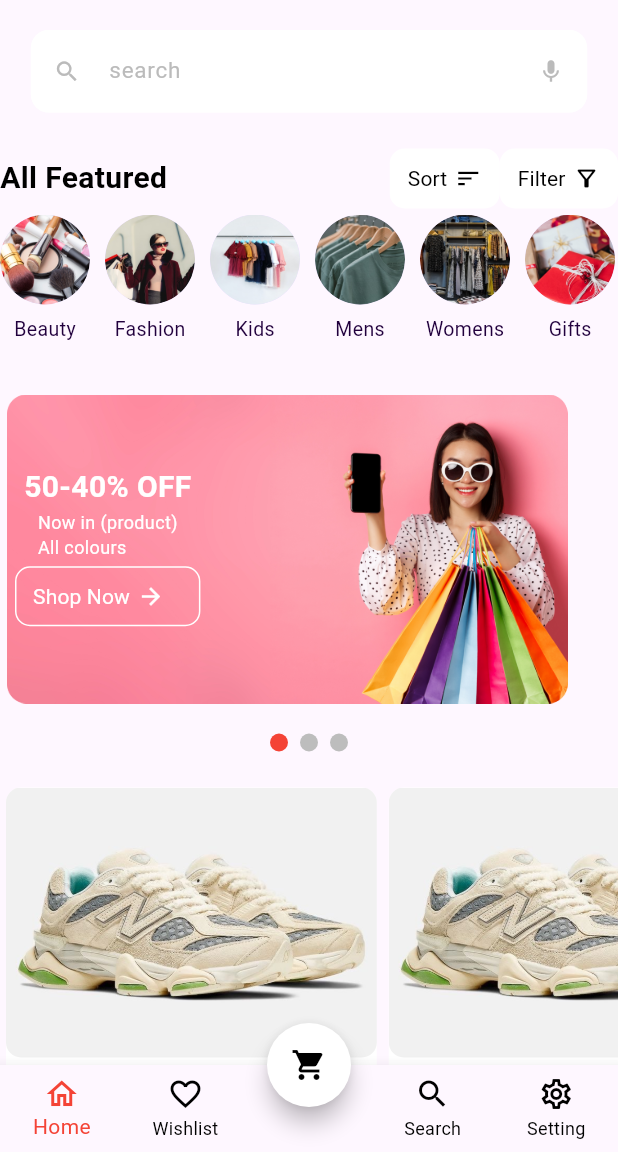
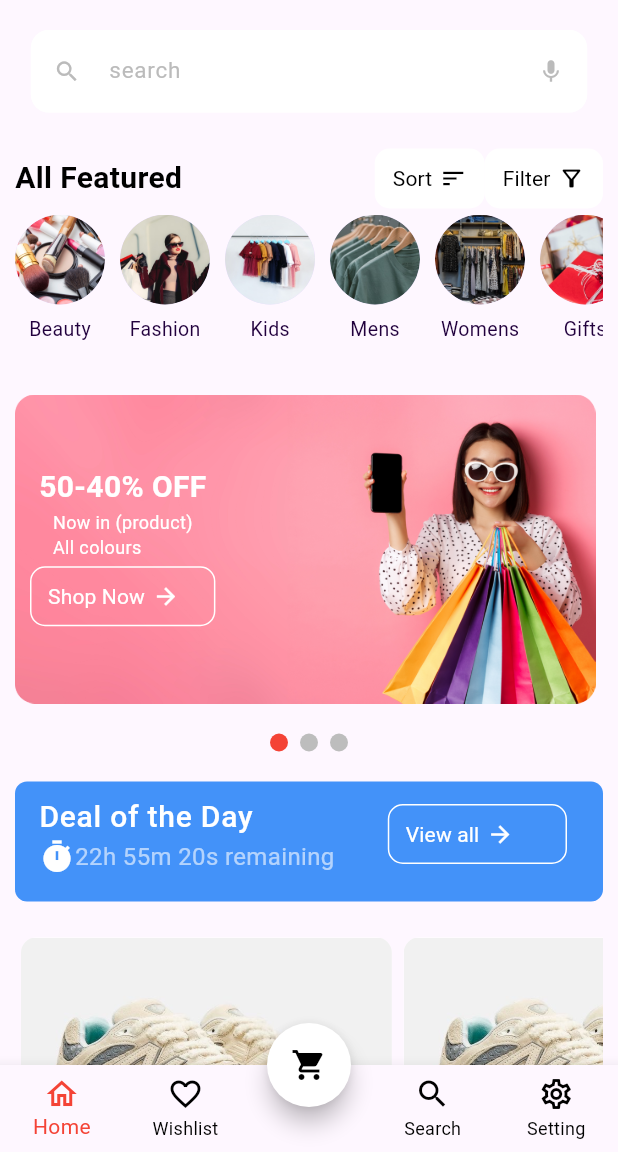
Before and after one commit to MinaVictor1/Ecommerce, a Flutter app: the screen it shows after launch, on a phone screen of 412 x 824 dp, the part 84-1236 px from its top. Run offline on Flutter 3.47's test engine with Material 3 defaults, Android fonts, the phone set to English and light mode, and no system bars; our stand-ins replace auto_size_text, carousel_slider, go_router.

Commit message:
fixed some bugs in home page

```diff
--- a/lib/features/home/presentation/screens/home_page.dart
+++ b/lib/features/home/presentation/screens/home_page.dart
@@ -14,38 +14,40 @@ class HomePage extends StatelessWidget {
 
   @override
   Widget build(BuildContext context) {
-    return SingleChildScrollView(
-      child: Column(
-        children: [
-          const AllFeatured(),
-          const Categories(),
-          const OfferWidget(),
-          // const DealView(
-          //   icon: Icons.timer,
-          //   suptitle: '22h 55m 20s remaining',
-          //   title: 'Deal of the Day',
-          //   color: Color(0xff4392F9),
-          // ),
-          //karol
-          SizedBox(
-              width: double.infinity,
-              height: MediaQuery.of(context).size.height * 0.46,
-              child: const ListViewProducts()),
-          const SpecialOffers(),
-          const FlatHeels(),
-          // const DealView(
-          //   icon: Icons.date_range_outlined,
-          //   suptitle: 'Last Date 29/02/22',
-          //   title: 'Trending Products ',
-          //   color: Color(0xffFD6E87),
-          // ),
-          // karol
-          SizedBox(
-              height: MediaQuery.of(context).size.height * 0.46,
-              child: const ListViewProducts()),
-          const NewArrivals(),
-          const Sponser(),
-        ],
+    return const SingleChildScrollView(
+      child: Padding(
+        padding: EdgeInsets.symmetric(horizontal: 10),
+        child: Column(
+          children: [
+            AllFeatured(),
+            Categories(),
+            OfferWidget(),
+            DealView(
+              icon: Icons.timer,
+              suptitle: '22h 55m 20s remaining',
+              title: 'Deal of the Day',
+              color: Color(0xff4392F9),
+            ),
+            SizedBox(height: 20),
+            ListViewProducts(),
+            SizedBox(height: 20),
+            SpecialOffers(),
+            SizedBox(height: 20),
+            FlatHeels(),
+            SizedBox(height: 20),
+            DealView(
+              icon: Icons.date_range_outlined,
+              suptitle: 'Last Date 29/02/22',
+              title: 'Trending Products ',
+              color: Color(0xffFD6E87),
+            ),
+            SizedBox(height: 20),
+            ListViewProducts(),
+            NewArrivals(),
+            Sponser(),
+            SizedBox(height: 20),
+          ],
+        ),
       ),
     );
   }
--- a/lib/features/home/presentation/screens/widget/categories.dart
+++ b/lib/features/home/presentation/screens/widget/categories.dart
@@ -14,7 +14,8 @@ class Categories extends StatelessWidget {
       {'name': 'Womens', 'image': 'assets/images/womens.png'},
       {'name': 'Gifts', 'image': 'assets/images/gifts.png'},
     ];
-    return SizedBox(
+    return Center(
+      child: SizedBox(
         height: 120,
         child: ListView.builder(
           itemCount: categories.length,
@@ -29,6 +30,7 @@ class Categories extends StatelessWidget {
             );
           },
         ),
+      ),
     );
   }
 }
--- a/lib/features/home/presentation/screens/widget/dealview.dart
+++ b/lib/features/home/presentation/screens/widget/dealview.dart
@@ -15,9 +15,7 @@ class DealView extends StatelessWidget {
   final IconData icon;
   @override
   Widget build(BuildContext context) {
-    return Padding(
-      padding: const EdgeInsets.all(8.0),
-      child: Container(
+    return Container(
       height: 80,
       width: MediaQuery.of(context).size.width,
       decoration: BoxDecoration(
@@ -29,18 +27,11 @@ class DealView extends StatelessWidget {
           title,
           style: TextStyles.font20WhiteMedium,
         ),
-          subtitle: Padding(
-            padding: const EdgeInsets.only(
-              top: 8,
-            ),
-            child: Row(
+        subtitle: Row(
           children: [
             Icon(
               icon,
               color: Colors.white,
-                ),
-                const SizedBox(
-                  width: 5,
             ),
             Text(
               suptitle,
@@ -51,10 +42,9 @@ class DealView extends StatelessWidget {
             ),
           ],
         ),
-          ),
-          trailing: const SizedBox(
-            // width: MediaQuery.of(context).size.width * 0.21,
-            child: HomeButton(
+        trailing: SizedBox(
+          width: MediaQuery.of(context).size.width * 0.29,
+          child: const HomeButton(
             text: 'View all',
             color: Colors.transparent,
             textColor: Colors.white,
@@ -62,7 +52,6 @@ class DealView extends StatelessWidget {
           ),
         ),
       ),
-      ),
     );
   }
 }
--- a/lib/features/home/presentation/screens/widget/listview_products.dart
+++ b/lib/features/home/presentation/screens/widget/listview_products.dart
@@ -1,6 +1,5 @@
 import 'package:ecommerce/features/home/presentation/screens/widget/product_items.dart';
 import 'package:flutter/material.dart';
-
 
 class ListViewProducts extends StatelessWidget {
   const ListViewProducts({super.key});
@@ -8,8 +7,7 @@ class ListViewProducts extends StatelessWidget {
   @override
   Widget build(BuildContext context) {
     return SizedBox(
-      height: 200,
-
+      height: 400,
       child: ListView.builder(
         itemCount: 5,
         scrollDirection: Axis.horizontal,
--- a/lib/features/home/presentation/screens/widget/offer_widget.dart
+++ b/lib/features/home/presentation/screens/widget/offer_widget.dart
@@ -36,7 +36,7 @@ class _OfferWidgetState extends State<OfferWidget> {
       children: [
         SizedBox(
           height: MediaQuery.of(context).size.height * 0.25,
-          width: MediaQuery.of(context).size.width,
+          width: double.infinity,
           child: PageView.builder(
             controller: _pageController,
             itemCount: offers.length,
@@ -47,10 +47,13 @@ class _OfferWidgetState extends State<OfferWidget> {
             },
             itemBuilder: (context, index) {
               return Stack(children: [
-                Image.asset(
-                  offers[index],
-                  width: MediaQuery.of(context).size.width * 0.93,
-                  fit: BoxFit.contain,
+                Padding(
+                  padding: const EdgeInsets.only(right: 5),
+                  child: Image.asset(
+                    offers[index],
+                    width: MediaQuery.of(context).size.width * 0.95,
+                    fit: BoxFit.fill,
+                  ),
                 ),
                 Padding(
                   padding: const EdgeInsets.only(left: 10),
--- a/lib/features/home/presentation/screens/widget/product_items.dart
+++ b/lib/features/home/presentation/screens/widget/product_items.dart
@@ -1,7 +1,6 @@
 import 'package:ecommerce/features/home/presentation/screens/widget/details_container.dart';
 import 'package:ecommerce/features/home/presentation/screens/widget/image_container.dart';
 import 'package:flutter/material.dart';
-
 
 class ProductItems extends StatelessWidget {
   const ProductItems({super.key});
--- a/lib/features/home/presentation/screens/widget/sponser.dart
+++ b/lib/features/home/presentation/screens/widget/sponser.dart
@@ -19,6 +19,9 @@ class Sponser extends StatelessWidget {
           style: TextStyles.font20BlackSemiBold
               .copyWith(fontWeight: FontWeightHelper.regular),
         ),
+        const SizedBox(
+          height: 10,
+        ),
         Image.asset("assets/images/sponser.png"),
         HomeButton(
           text: "up to 50% Off",
--- a/lib/features/home/presentation/screens/widget/star_icon.dart
+++ b/lib/features/home/presentation/screens/widget/star_icon.dart
@@ -8,7 +8,7 @@ class StarIcon extends StatelessWidget {
     return Icon(
       flag ? Icons.star : Icons.star_half,
       color: flag ? Colors.yellow : Colors.grey,
-      size: 30,
+      size: 20,
     );
   }
 }
--- a/lib/features/home/presentation/screens/widget/stars_container.dart
+++ b/lib/features/home/presentation/screens/widget/stars_container.dart
@@ -1,7 +1,6 @@
 import 'package:ecommerce/features/home/presentation/screens/widget/star_icon.dart';
 import 'package:ecommerce/features/home/presentation/screens/widget/text_object.dart';
 import 'package:flutter/material.dart';
-
 
 class StarsContainer extends StatelessWidget {
   const StarsContainer({super.key, required this.flag});
@@ -17,7 +16,7 @@ class StarsContainer extends StatelessWidget {
               StarIcon(flag: true),
               StarIcon(flag: false),
               SizedBox(
-                width: 5,
+                width: 2,
               ),
               TextObject(
                 text: '344567',
--- a/pubspec.yaml
+++ b/pubspec.yaml
@@ -28,6 +28,7 @@ environment:
 # the latest version available on pub.dev. To see which dependencies have newer
 # versions available, run `flutter pub outdated`.
 dependencies:
+  auto_size_text: ^3.0.0
   carousel_slider: ^5.0.0
   cupertino_icons: ^1.0.8
   flutter:
```
Also changed, not shown: lib/features/home/presentation/screens/widget/flat_heels.dart (+7 -17 lines), lib/features/home/presentation/screens/widget/special_offers.dart (+4 -7 lines), pubspec.lock. Lines whose indentation alone changed are shown as unchanged.
